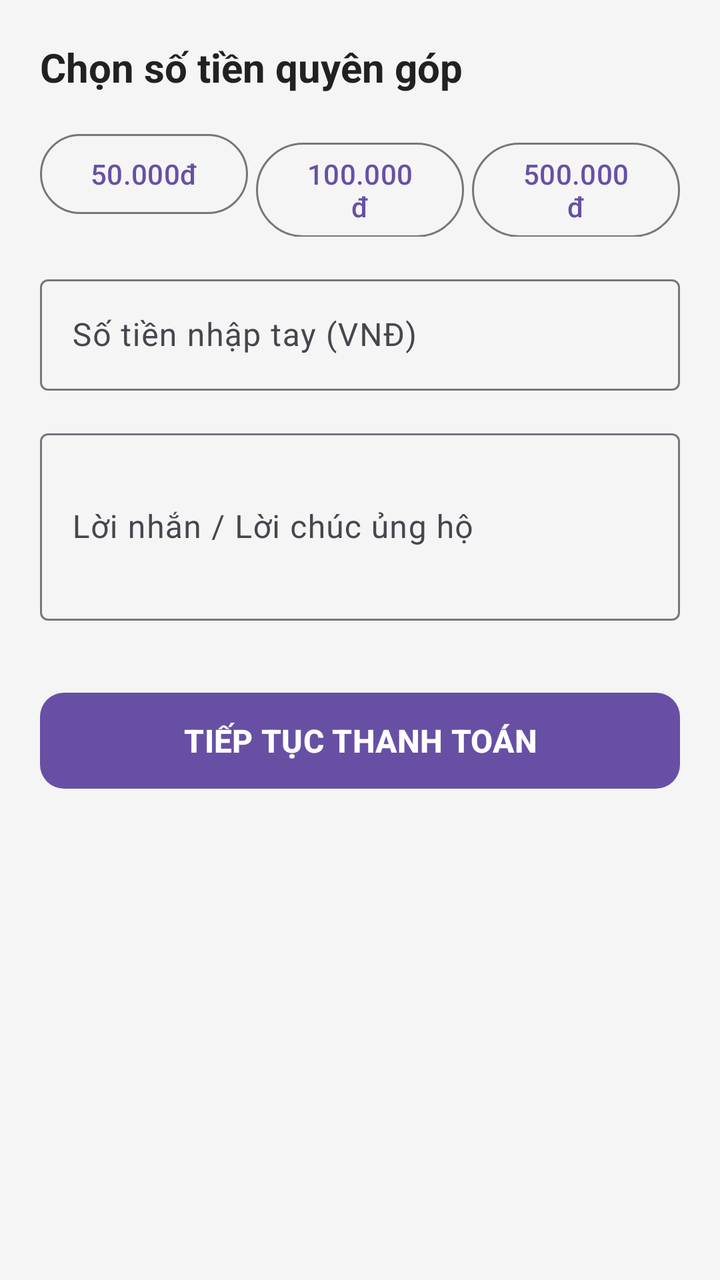
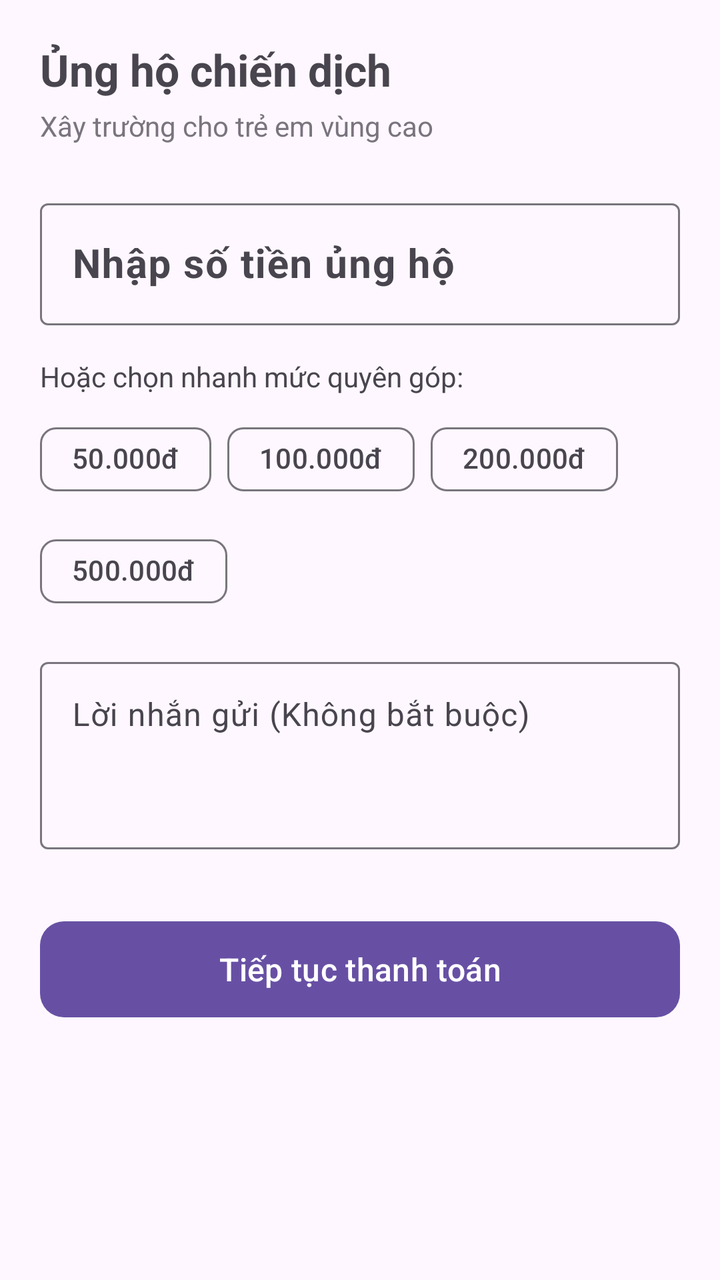

Screens rendered from an Android XML layout before and after an edit, with the pre-edit source and the edit as a unified diff.
<!-- AndroidManifest.xml: application theme Theme.Crowdfunding -->
<!-- res/layout/activity_donate.xml -->
<?xml version="1.0" encoding="utf-8"?>
<LinearLayout
    xmlns:android="http://schemas.android.com/apk/res/android"
    xmlns:app="http://schemas.android.com/apk/res-auto"
    android:layout_width="match_parent"
    android:layout_height="match_parent"
    android:background="@color/background_light"
    android:orientation="vertical"
    android:padding="20dp">

    <TextView
        android:layout_width="wrap_content"
        android:layout_height="wrap_content"
        android:text="Chọn số tiền quyên góp"
        android:textColor="@color/text_primary"
        android:textSize="20sp"
        android:textStyle="bold" />

    
    <LinearLayout
        android:layout_width="match_parent"
        android:layout_height="wrap_content"
        android:layout_marginTop="16dp"
        android:orientation="horizontal">

        <com.google.android.material.button.MaterialButton
            android:id="@+id/btn50k"
            style="@style/Widget.Material3.Button.OutlinedButton"
            android:layout_width="0dp"
            android:layout_height="wrap_content"
            android:layout_marginEnd="4dp"
            android:layout_weight="1"
            android:text="50.000đ" />

        <com.google.android.material.button.MaterialButton
            android:id="@+id/btn100k"
            style="@style/Widget.Material3.Button.OutlinedButton"
            android:layout_width="0dp"
            android:layout_height="wrap_content"
            android:layout_marginEnd="4dp"
            android:layout_weight="1"
            android:text="100.000đ" />

        <com.google.android.material.button.MaterialButton
            android:id="@+id/btn500k"
            style="@style/Widget.Material3.Button.OutlinedButton"
            android:layout_width="0dp"
            android:layout_height="wrap_content"
            android:layout_weight="1"
            android:text="500.000đ" />
    </LinearLayout>

    
    <com.google.android.material.textfield.TextInputLayout
        android:layout_width="match_parent"
        android:layout_height="wrap_content"
        android:layout_marginTop="16dp"
        android:hint="Số tiền nhập tay (VNĐ)">

        <com.google.android.material.textfield.TextInputEditText
            android:id="@+id/edtCustomAmount"
            android:layout_width="match_parent"
            android:layout_height="wrap_content"
            android:inputType="number" />
    </com.google.android.material.textfield.TextInputLayout>

    
    <com.google.android.material.textfield.TextInputLayout
        android:layout_width="match_parent"
        android:layout_height="wrap_content"
        android:layout_marginTop="16dp"
        android:hint="Lời nhắn / Lời chúc ủng hộ">

        <com.google.android.material.textfield.TextInputEditText
            android:id="@+id/edtMessage"
            android:layout_width="match_parent"
            android:layout_height="wrap_content"
            android:lines="3" />
    </com.google.android.material.textfield.TextInputLayout>

    
    <com.google.android.material.button.MaterialButton
        android:id="@+id/btnConfirmDonate"
        android:layout_width="match_parent"
        android:layout_height="56dp"
        android:layout_marginTop="32dp"
        android:text="TIẾP TỤC THANH TOÁN"
        android:textSize="16sp"
        android:textStyle="bold"
        app:cornerRadius="12dp" />

</LinearLayout>
<!-- resources referenced by this layout -->
<resources>
  <color name="background_light">#F5F5F5</color>
  <color name="text_primary">#212121</color>
  <style name="Theme.Crowdfunding" parent="Base.Theme.Crowdfunding" />
  <style name="Base.Theme.Crowdfunding" parent="Theme.Material3.DayNight.NoActionBar">
          
          
      </style>
</resources>

<!-- the commit's change to res/layout/activity_donate.xml (unified diff, before → after) -->
@@ -1,92 +1,122 @@
 <?xml version="1.0" encoding="utf-8"?>
-<LinearLayout
-    xmlns:android="http://schemas.android.com/apk/res/android"
+<ScrollView xmlns:android="http://schemas.android.com/apk/res/android"
     xmlns:app="http://schemas.android.com/apk/res-auto"
     android:layout_width="match_parent"
     android:layout_height="match_parent"
-    android:background="@color/background_light"
-    android:orientation="vertical"
-    android:padding="20dp">
+    android:fillViewport="true">
 
-    <TextView
-        android:layout_width="wrap_content"
-        android:layout_height="wrap_content"
-        android:text="Chọn số tiền quyên góp"
-        android:textColor="@color/text_primary"
-        android:textSize="20sp"
-        android:textStyle="bold" />
-
-    
     <LinearLayout
         android:layout_width="match_parent"
         android:layout_height="wrap_content"
-        android:layout_marginTop="16dp"
-        android:orientation="horizontal">
+        android:orientation="vertical"
+        android:padding="20dp">
 
-        <com.google.android.material.button.MaterialButton
-            android:id="@+id/btn50k"
-            style="@style/Widget.Material3.Button.OutlinedButton"
-            android:layout_width="0dp"
+        <TextView
+            android:layout_width="wrap_content"
             android:layout_height="wrap_content"
-            android:layout_marginEnd="4dp"
-            android:layout_weight="1"
-            android:text="50.000đ" />
+            android:text="Ủng hộ chiến dịch"
+            android:textSize="22sp"
+            android:textStyle="bold" />
 
-        <com.google.android.material.button.MaterialButton
-            android:id="@+id/btn100k"
-            style="@style/Widget.Material3.Button.OutlinedButton"
-            android:layout_width="0dp"
+        <TextView
+            android:id="@+id/tvCampaignTitle"
+            android:layout_width="wrap_content"
             android:layout_height="wrap_content"
-            android:layout_marginEnd="4dp"
-            android:layout_weight="1"
-            android:text="100.000đ" />
+            android:layout_marginTop="4dp"
+            android:text="Xây trường cho trẻ em vùng cao"
+            android:textColor="?attr/colorOutline"
+            android:textSize="14sp" />
 
-        <com.google.android.material.button.MaterialButton
-            android:id="@+id/btn500k"
-            style="@style/Widget.Material3.Button.OutlinedButton"
-            android:layout_width="0dp"
-            android:layout_height="wrap_content"
-            android:layout_weight="1"
-            android:text="500.000đ" />
-    </LinearLayout>
-
-    
-    <com.google.android.material.textfield.TextInputLayout
-        android:layout_width="match_parent"
-        android:layout_height="wrap_content"
-        android:layout_marginTop="16dp"
-        android:hint="Số tiền nhập tay (VNĐ)">
-
-        <com.google.android.material.textfield.TextInputEditText
-            android:id="@+id/edtCustomAmount"
+        
+        <com.google.android.material.textfield.TextInputLayout
+            android:id="@+id/tilAmount"
+            style="@style/Widget.Material3.TextInputLayout.OutlinedBox"
             android:layout_width="match_parent"
             android:layout_height="wrap_content"
-            android:inputType="number" />
-    </com.google.android.material.textfield.TextInputLayout>
+            android:layout_marginTop="24dp"
+            android:hint="Nhập số tiền ủng hộ"
+            app:prefixText="₫ "
+            app:suffixText="VNĐ">
 
-    
-    <com.google.android.material.textfield.TextInputLayout
-        android:layout_width="match_parent"
-        android:layout_height="wrap_content"
-        android:layout_marginTop="16dp"
-        android:hint="Lời nhắn / Lời chúc ủng hộ">
+            <com.google.android.material.textfield.TextInputEditText
+                android:id="@+id/etAmount"
+                android:layout_width="match_parent"
+                android:layout_height="wrap_content"
+                android:inputType="number"
+                android:textSize="20sp"
+                android:textStyle="bold" />
+        </com.google.android.material.textfield.TextInputLayout>
 
-        <com.google.android.material.textfield.TextInputEditText
-            android:id="@+id/edtMessage"
+        
+        <TextView
+            android:layout_width="wrap_content"
+            android:layout_height="wrap_content"
+            android:layout_marginTop="16dp"
+            android:text="Hoặc chọn nhanh mức quyên góp:"
+            android:textSize="14sp" />
+
+        <com.google.android.material.chip.ChipGroup
+            android:id="@+id/chipGroupAmount"
             android:layout_width="match_parent"
             android:layout_height="wrap_content"
-            android:lines="3" />
-    </com.google.android.material.textfield.TextInputLayout>
+            android:layout_marginTop="8dp"
+            app:singleSelection="true">
 
-    
-    <com.google.android.material.button.MaterialButton
-        android:id="@+id/btnConfirmDonate"
-        android:layout_width="match_parent"
-        android:layout_height="56dp"
-        android:layout_marginTop="32dp"
-        android:text="TIẾP TỤC THANH TOÁN"
-        android:textSize="16sp"
-        android:textStyle="bold"
-        app:cornerRadius="12dp" />
+            <com.google.android.material.chip.Chip
+                android:id="@+id/chip50k"
+                style="@style/Widget.Material3.Chip.Filter"
+                android:layout_width="wrap_content"
+                android:layout_height="wrap_content"
+                android:text="50.000đ" />
 
-</LinearLayout>
+            <com.google.android.material.chip.Chip
+                android:id="@+id/chip100k"
+                style="@style/Widget.Material3.Chip.Filter"
+                android:layout_width="wrap_content"
+                android:layout_height="wrap_content"
+                android:text="100.000đ" />
+
+            <com.google.android.material.chip.Chip
+                android:id="@+id/chip200k"
+                style="@style/Widget.Material3.Chip.Filter"
+                android:layout_width="wrap_content"
+                android:layout_height="wrap_content"
+                android:text="200.000đ" />
+
+            <com.google.android.material.chip.Chip
+                android:id="@+id/chip500k"
+                style="@style/Widget.Material3.Chip.Filter"
+                android:layout_width="wrap_content"
+                android:layout_height="wrap_content"
+                android:text="500.000đ" />
+        </com.google.android.material.chip.ChipGroup>
+
+        
+        <com.google.android.material.textfield.TextInputLayout
+            style="@style/Widget.Material3.TextInputLayout.OutlinedBox"
+            android:layout_width="match_parent"
+            android:layout_height="wrap_content"
+            android:layout_marginTop="16dp"
+            android:hint="Lời nhắn gửi (Không bắt buộc)">
+
+            <com.google.android.material.textfield.TextInputEditText
+                android:id="@+id/etMessage"
+                android:layout_width="match_parent"
+                android:layout_height="wrap_content"
+                android:gravity="top"
+                android:inputType="textMultiLine"
+                android:minLines="3" />
+        </com.google.android.material.textfield.TextInputLayout>
+
+        
+        <com.google.android.material.button.MaterialButton
+            android:id="@+id/btnProceedPayment"
+            android:layout_width="match_parent"
+            android:layout_height="56dp"
+            android:layout_marginTop="32dp"
+            android:text="Tiếp tục thanh toán"
+            android:textSize="16sp"
+            app:cornerRadius="12dp" />
+
+    </LinearLayout>
+</ScrollView>
<!-- resource entries referenced after the edit -->
@@ -1,7 +1,5 @@
 <!-- resources referenced by this layout -->
 <resources>
-  <color name="background_light">#F5F5F5</color>
-  <color name="text_primary">#212121</color>
   <style name="Theme.Crowdfunding" parent="Base.Theme.Crowdfunding" />
   <style name="Base.Theme.Crowdfunding" parent="Theme.Material3.DayNight.NoActionBar">
           
